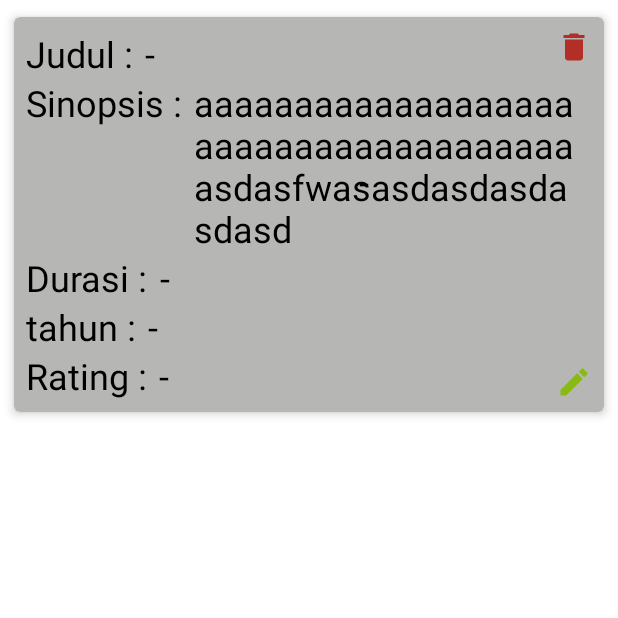
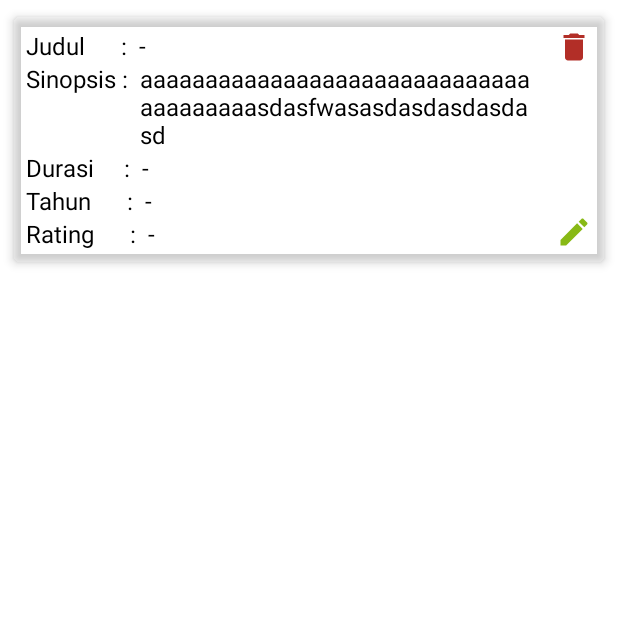
Before and after one commit to Farhan160200/MoviesChallenge4, an Android app: the activity_recycler screen opened directly, with no data from a screen before it, on a phone screen of 412 x 824 dp, the top half of it. Run offline under Robolectric (Android 15) with nearby library versions, the phone set to English and light mode, and no system bars.

Commit message:
Rebuild UI

```diff
--- a/app/src/main/res/layout/activity_recycler.xml
+++ b/app/src/main/res/layout/activity_recycler.xml
@@ -6,7 +6,7 @@
     app:cardCornerRadius="4dp"
     app:contentPadding="8dp"
     app:cardUseCompatPadding="true"
-    android:backgroundTint="#B6B6B5"
+    app:cardBackgroundColor="#00ffffff"
     android:layout_width="match_parent"
     android:layout_margin="4dp"
     android:layout_height="wrap_content"
@@ -16,29 +16,29 @@
         android:layout_width="match_parent"
         android:layout_height="wrap_content">
 
-        <TextView
-            android:id="@+id/tv_id"
-            android:layout_height="wrap_content"
-            android:layout_marginStart="136dp"
-            android:layout_marginTop="1dp"
-            android:layout_marginEnd="124dp"
-            android:layout_marginBottom="129dp"
-            android:text="-"
-            android:textColor="@color/black"
-            android:textSize="24sp"
-            app:layout_constraintBottom_toBottomOf="parent"
-            app:layout_constraintEnd_toStartOf="@+id/ivDelete"
-            app:layout_constraintHorizontal_bias="0.0"
-            app:layout_constraintStart_toEndOf="@+id/tv_judul"
-            app:layout_constraintTop_toTopOf="parent"
-            app:layout_constraintVertical_bias="1.0"  android:layout_width="wrap_content"/>
+<!--        <TextView-->
+<!--            android:id="@+id/tv_id"-->
+<!--            android:layout_height="wrap_content"-->
+<!--            android:layout_marginStart="136dp"-->
+<!--            android:layout_marginTop="1dp"-->
+<!--            android:layout_marginEnd="124dp"-->
+<!--            android:layout_marginBottom="129dp"-->
+<!--            android:text="-"-->
+<!--            android:textColor="@color/black"-->
+<!--            android:textSize="16sp"-->
+<!--            app:layout_constraintBottom_toBottomOf="parent"-->
+<!--            app:layout_constraintEnd_toStartOf="@+id/ivDelete"-->
+<!--            app:layout_constraintHorizontal_bias="0.0"-->
+<!--            app:layout_constraintStart_toEndOf="@+id/tv_judul"-->
+<!--            app:layout_constraintTop_toTopOf="parent"-->
+<!--            app:layout_constraintVertical_bias="1.0"  android:layout_width="wrap_content"/>-->
 
         <TextView
             android:id="@+id/jdl_judul"
             android:layout_width="wrap_content"
             android:layout_height="wrap_content"
-            android:text="Judul :"
-            android:textSize="24sp"
+            android:text="Judul      :"
+            android:textSize="16sp"
             android:textColor="@color/black"
             app:layout_constraintStart_toStartOf="parent"
             app:layout_constraintTop_toTopOf="parent" />
@@ -50,7 +50,7 @@
             android:layout_marginStart="8dp"
             android:text="-"
             android:textColor="@color/black"
-            android:textSize="24sp"
+            android:textSize="16sp"
             app:layout_constraintStart_toEndOf="@id/jdl_judul"
             app:layout_constraintTop_toTopOf="parent" />
 
@@ -59,7 +59,7 @@
             android:layout_width="wrap_content"
             android:layout_height="wrap_content"
             android:text="Sinopsis :"
-            android:textSize="24sp"
+            android:textSize="16sp"
             android:textColor="@color/black"
             app:layout_constraintStart_toStartOf="parent"
             app:layout_constraintTop_toBottomOf="@+id/jdl_judul" />
@@ -70,7 +70,7 @@
             android:layout_height="wrap_content"
             android:layout_marginStart="8dp"
             android:text="aaaaaaaaaaaaaaaaaaaaaaaaaaaaaaaaaaaaaaasdasfwasasdasdasdasdasd"
-            android:textSize="24sp"
+            android:textSize="16sp"
             android:textColor="@color/black"
             app:layout_constraintBottom_toBottomOf="@id/labelSinopsis"
             app:layout_constraintStart_toEndOf="@id/labelSinopsis"
@@ -81,8 +81,8 @@
             android:id="@+id/labelDurasi"
             android:layout_width="wrap_content"
             android:layout_height="wrap_content"
-            android:text="Durasi :"
-            android:textSize="24sp"
+            android:text="Durasi     :"
+            android:textSize="16sp"
             android:textColor="@color/black"
             app:layout_constraintStart_toStartOf="parent"
             app:layout_constraintTop_toBottomOf="@+id/tv_sinopsis" />
@@ -94,7 +94,7 @@
             android:layout_marginStart="8dp"
             android:text="-"
             android:textColor="@color/black"
-            android:textSize="24sp"
+            android:textSize="16sp"
             app:layout_constraintBottom_toBottomOf="@id/labelDurasi"
             app:layout_constraintStart_toEndOf="@id/labelDurasi"
             app:layout_constraintTop_toTopOf="@id/labelDurasi" />
@@ -103,8 +103,8 @@
             android:id="@+id/labelTahun"
             android:layout_width="wrap_content"
             android:layout_height="wrap_content"
-            android:text="tahun :"
-            android:textSize="24sp"
+            android:text="Tahun      :"
+            android:textSize="16sp"
             android:textColor="@color/black"
             app:layout_constraintStart_toStartOf="parent"
             app:layout_constraintTop_toBottomOf="@+id/labelDurasi"
@@ -116,7 +116,7 @@
             android:layout_height="wrap_content"
             android:layout_marginStart="8dp"
             android:text="-"
-            android:textSize="24sp"
+            android:textSize="16sp"
             android:textColor="@color/black"
             app:layout_constraintBottom_toBottomOf="@id/labelTahun"
             app:layout_constraintStart_toEndOf="@id/labelTahun"
@@ -126,8 +126,8 @@
             android:id="@+id/labelRating"
             android:layout_width="wrap_content"
             android:layout_height="wrap_content"
-            android:text="Rating :"
-            android:textSize="24sp"
+            android:text="Rating      :"
+            android:textSize="16sp"
             android:textColor="@color/black"
             app:layout_constraintStart_toStartOf="parent"
             app:layout_constraintTop_toBottomOf="@+id/labelTahun"
@@ -140,7 +140,7 @@
             android:layout_height="wrap_content"
             android:layout_marginStart="8dp"
             android:text="-"
-            android:textSize="24sp"
+            android:textSize="16sp"
             android:textColor="@color/black"
             app:layout_constraintBottom_toBottomOf="@id/labelRating"
             app:layout_constraintStart_toEndOf="@id/labelRating"
```
Also changed, not shown: app/src/main/java/com/farhanfarkaann/movieschallenge4/fragment/HomeFragment.kt (+6 -5 lines), app/src/main/java/com/farhanfarkaann/movieschallenge4/movies/MoviesAdapter.kt (+3 -10 lines), app/src/main/res/drawable/ic_logout_icon.xml (added, +12 -0 lines), app/src/main/res/drawable/ic_texture2.xml (added, +14 -0 lines), app/src/main/res/layout/fragment_home.xml (+6 -5 lines), app/src/main/res/drawable-v24/frame_icon_card.png (added), build.gradle (line endings or trailing spaces).
